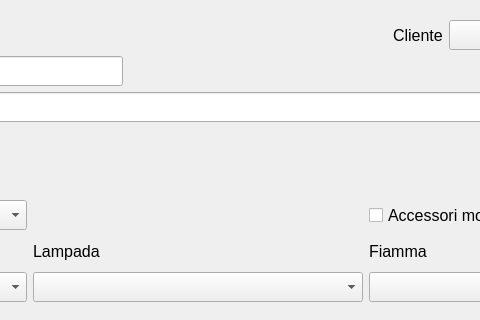
Before: the Qt Designer form Tomb.ui in LuigiCaradonna/funeraria, drawn with Qt 5; both pictures show x 314 to 794 and y 0 to 320 of the 1024 by 645 pixel window.
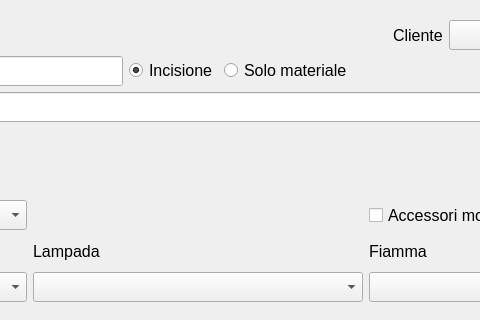
After: the same form once the commit is applied.

Commit message: Added a flag to distinguish between tombs that required to be engraved and those that only required the material

```diff
--- a/Tomb.ui
+++ b/Tomb.ui
@@ -182,6 +182,33 @@
          </property>
         </widget>
        </item>
+       <item>
+        <widget class="QRadioButton" name="rbToEngrave">
+         <property name="font">
+          <font>
+           <pointsize>12</pointsize>
+          </font>
+         </property>
+         <property name="text">
+          <string>Incisione</string>
+         </property>
+         <property name="checked">
+          <bool>true</bool>
+         </property>
+        </widget>
+       </item>
+       <item>
+        <widget class="QRadioButton" name="rbNotToEngrave">
+         <property name="font">
+          <font>
+           <pointsize>12</pointsize>
+          </font>
+         </property>
+         <property name="text">
+          <string>Solo materiale</string>
+         </property>
+        </widget>
+       </item>
        <item>
         <spacer name="horizontalSpacer_2">
          <property name="orientation">
```
The commit also changes 5 other files.
